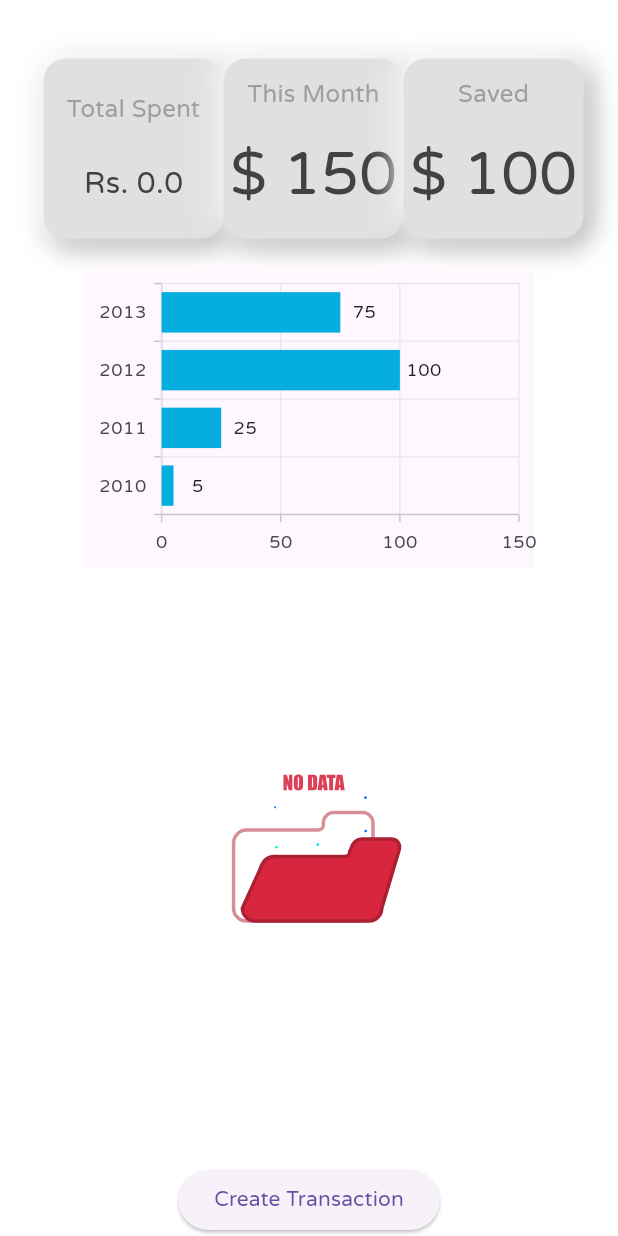
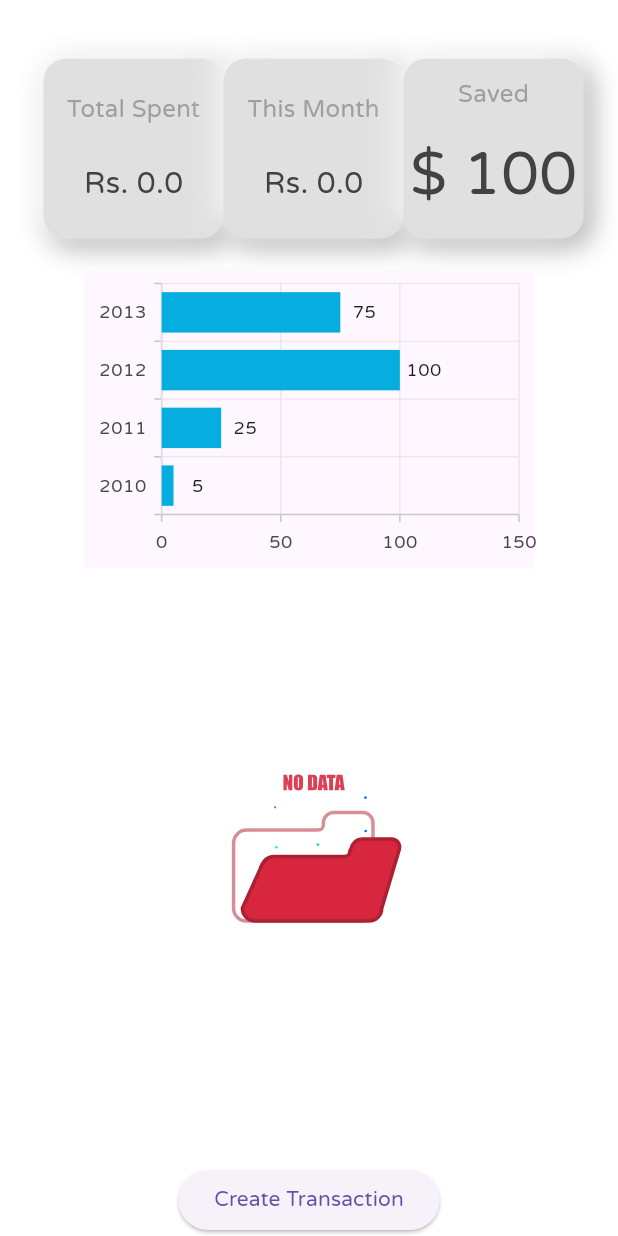
Before and after one commit to Roshan305/Motor_App, a Flutter app: the HomePage screen opened directly with empty values, on a phone screen of 412 x 824 dp. Run offline on Flutter 3.47's test engine with Material 3 defaults, Android fonts, the phone set to English and light mode, and no system bars; our stand-ins replace cloud_firestore, firebase_auth, firebase_core, get, google_sign_in, loading_indicator and 3 more; accounts and stored records are empty.

Commit message:
code refactoring

```diff
--- a/lib/src/widgets/top_card.dart
+++ b/lib/src/widgets/top_card.dart
@@ -77,8 +77,8 @@ class TopNeuCard extends StatelessWidget {
                           style:
                               TextStyle(color: Colors.grey[500], fontSize: 16)),
                       Text(
-                        '\$ 150',
-                        style: TextStyle(color: Colors.grey[800], fontSize: 40),
+                        'Rs. ${totalAmount.toStringAsFixed(1)}',
+                        style: TextStyle(color: Colors.grey[800], fontSize: 20),
                       ),
                     ],
                   ),
```
